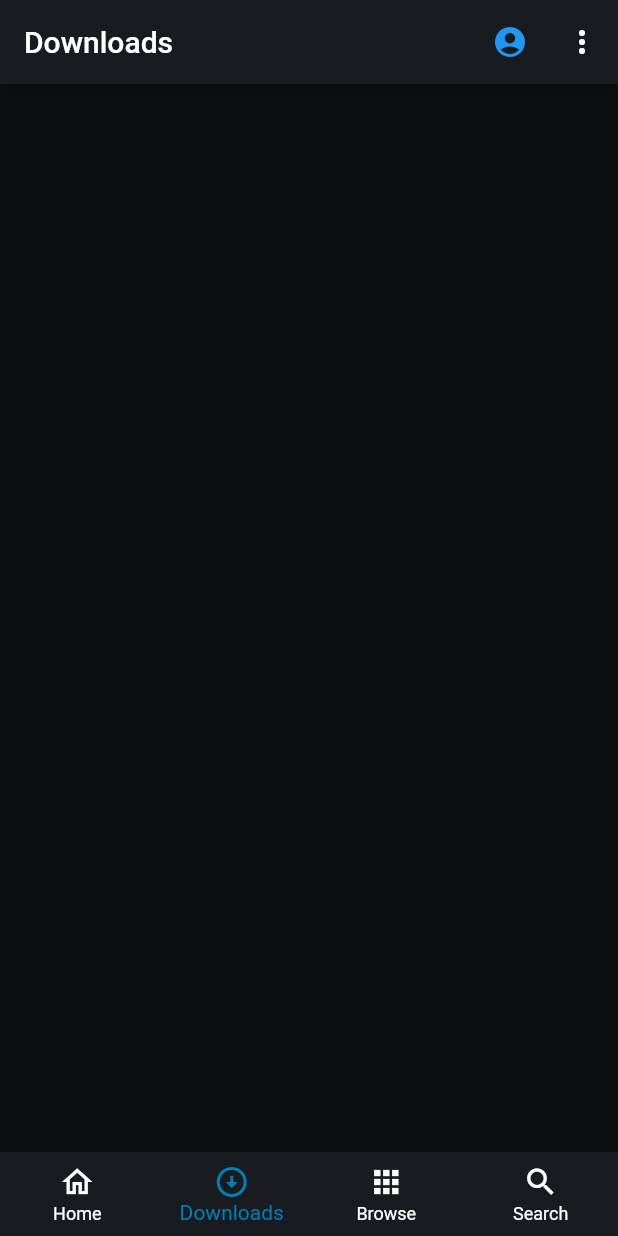
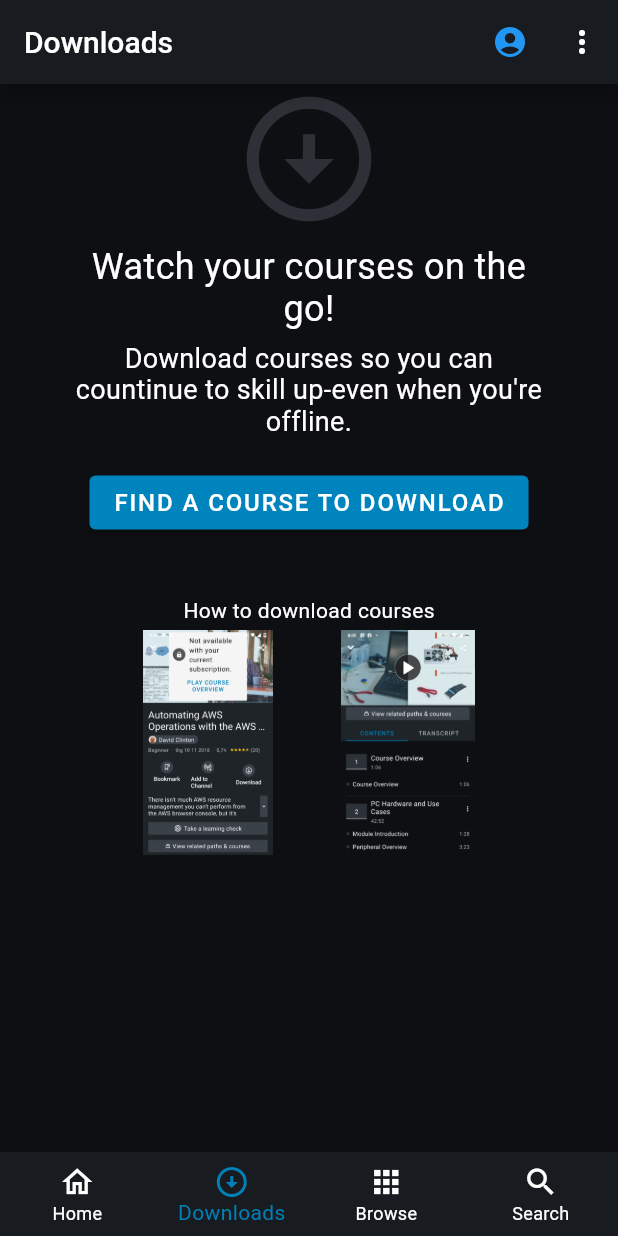
Before and after one commit to meokg456/world_wisdom, a Flutter app: the screen it shows after launch, item 2 of the bottom bar chosen, on a phone screen of 412 x 824 dp. Run offline on Flutter 3.47's test engine with Material 2 defaults, Android fonts, the light colour scheme and no system bars.

Commit message:
Layout Downloads Tab

```diff
--- a/lib/main.dart
+++ b/lib/main.dart
@@ -16,16 +16,20 @@ class MyApp extends StatelessWidget {
     return MaterialApp(
       title: 'Flutter Demo',
       theme: ThemeData(
-        textTheme: Typography.whiteCupertino,
+        textTheme: Typography.englishLike2018,
         primaryColor: Color(0xFF181C20),
         scaffoldBackgroundColor: Color(0xFF0D0F12),
         cardColor: Color(0xFF181C20),
         dialogBackgroundColor: Color(0xFF2d3436),
         canvasColor: Color(0xFF181C20),
-        //0081B9
+        //0081B9 //0084BD
         brightness: Brightness.dark,
         visualDensity: VisualDensity.adaptivePlatformDensity,
-
+        elevatedButtonTheme: ElevatedButtonThemeData(
+          style: ButtonStyle(
+            backgroundColor: MaterialStateProperty.all<Color>(Color(0xFF0084BD))
+          )
+        ),
       ),
       initialRoute: '/',
       routes: {
--- a/lib/screen/course/CourseScreenState.dart
+++ b/lib/screen/course/CourseScreenState.dart
@@ -1,4 +1,6 @@
 import 'package:flutter/material.dart';
+import 'package:world_wisdom/screen/course/tab/DownloadTab.dart';
+import 'package:world_wisdom/screen/course/tab/HomeTab.dart';
 import 'package:world_wisdom/screen/tab/HomeTab.dart';
 
 import 'Course.dart';
@@ -30,7 +32,7 @@ class CourseScreenState extends State<CourseScreen> {
 
   var tabMap = {
     'Home': HomeTab(),
-    'Downloads': Container(),
+    'Downloads': DownloadTab(),
     'Browse': Container(),
     'Search': Container()
   };
--- /dev/null
+++ b/lib/screen/course/tab/DownloadTab.dart
@@ -0,0 +1,58 @@
+import 'package:flutter/cupertino.dart';
+import 'package:flutter/material.dart';
+
+import '../CourseKey.dart';
+
+class DownloadTab extends StatefulWidget {
+  @override
+  _DownloadTabState createState() => _DownloadTabState();
+}
+
+class _DownloadTabState extends State<DownloadTab> {
+  @override
+  Widget build(BuildContext context) {
+    return Container(
+      width: double.infinity,
+      padding: EdgeInsets.symmetric(horizontal: 50),
+      child: Column(
+        children: [
+          Icon(Icons.arrow_circle_down_outlined, size: 100,
+            color: Color(0xFF2D3137),),
+          Container(
+            margin: EdgeInsets.only(top: 8),
+            child: Text(
+              "Watch your courses on the go!", style: TextStyle(fontSize: 24),
+              textAlign: TextAlign.center,),),
+          Container(
+            margin: EdgeInsets.only(top: 8, bottom: 20),
+            child: Text(
+              "Download courses so you can countinue to skill up-even when you're offline.",
+              style: TextStyle(fontSize: 18),
+              textAlign: TextAlign.center,
+            ),
+          ),
+          ElevatedButton(onPressed: () {
+            CourseKey.globalKey.currentState.selectedTab(2);
+          },
+              child: Text(
+            "FIND A COURSE TO DOWNLOAD",
+                style: TextStyle(fontSize: 16),
+          )),
+          Container(
+            margin: EdgeInsets.only(top: 40, bottom: 5),
+            child: Text("How to download courses"),
+          ),
+          Row(
+            mainAxisAlignment: MainAxisAlignment.spaceEvenly,
+            children: [
+              Image.asset("resourses/images/DownloadByButton.jpg",
+              height: 150,),
+              Image.asset("resourses/images/DownloadByMenu.jpg",
+                height: 150,)
+            ],
+          )
+        ],
+      ),
+    );
+  }
+}
--- a/pubspec.yaml
+++ b/pubspec.yaml
@@ -45,9 +45,8 @@ flutter:
   uses-material-design: true
 
   # To add assets to your application, add an assets section, like this:
-  # assets:
-  #   - images/a_dot_burr.jpeg
-  #   - images/a_dot_ham.jpeg
+  assets:
+    - resourses/images/
 
   # An image asset can refer to one or more resolution-specific "variants", see
   # https://flutter.dev/assets-and-images/#resolution-aware.
```
Also changed, not shown: lib/screen/course/tab/HomeTab.dart (added, +58 -0 lines), lib/screen/tab/HomeTab.dart (+1 -58 lines), resourses/images/DownloadByButton.jpg (added), resourses/images/DownloadByMenu.jpg (added).
